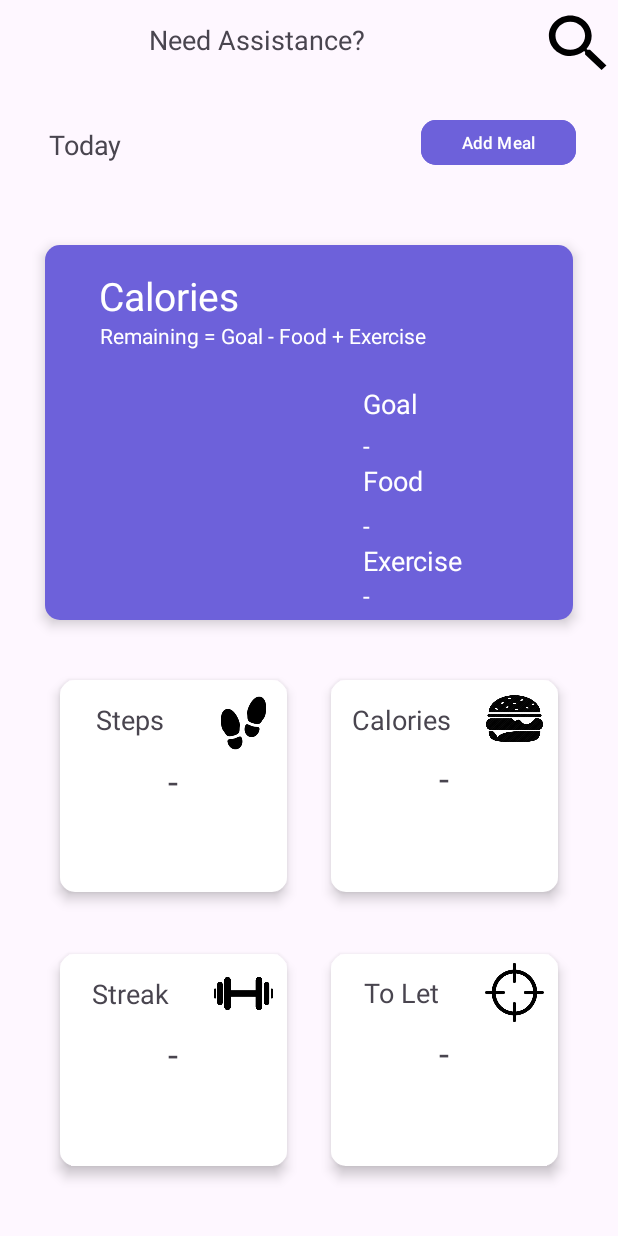
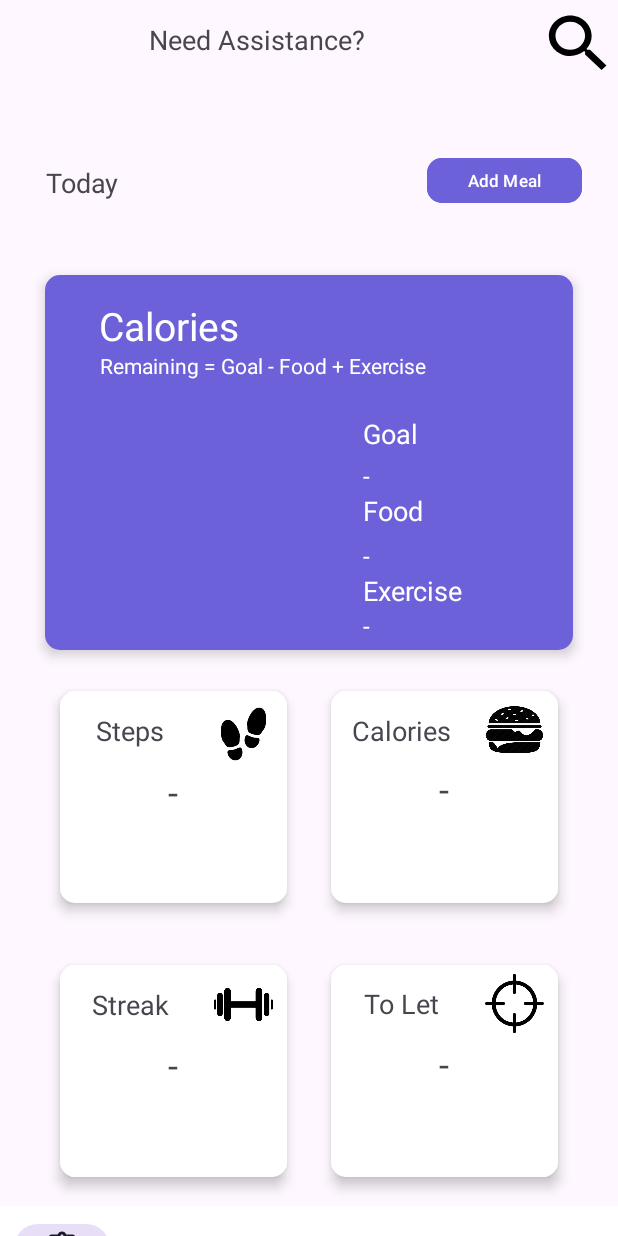
Before and after one commit to JarrydHarker/Limitless-public, an Android app built with Jetpack Compose: the Diet_Activity screen opened directly, with no data from a screen before it, on a phone screen of 412 x 824 dp. Run offline under Robolectric (Android 15) with nearby library versions, the phone set to English and light mode, and no system bars.

Commit message:
fixed styling errors

```diff
--- a/app/src/main/res/layout/activity_diet.xml
+++ b/app/src/main/res/layout/activity_diet.xml
@@ -7,24 +7,35 @@
     android:layout_height="match_parent"
     tools:context=".Diet_Activity">
 
-    <TextView
-        android:id="@+id/textView6"
-        android:layout_width="wrap_content"
-        android:layout_height="wrap_content"
-        android:layout_marginTop="84dp"
-        android:text="Today"
-        android:textSize="18sp"
-        app:layout_constraintEnd_toStartOf="@+id/btnaddmealpage"
-        app:layout_constraintHorizontal_bias="0.142"
+    <ScrollView
+        android:layout_width="412dp"
+        android:layout_height="0dp"
+        app:layout_constraintBottom_toBottomOf="parent"
+        app:layout_constraintEnd_toEndOf="parent"
         app:layout_constraintStart_toStartOf="parent"
-        app:layout_constraintTop_toTopOf="parent" />
+        app:layout_constraintTop_toTopOf="parent">
+
+        <LinearLayout
+            android:layout_width="match_parent"
+            android:layout_height="match_parent"
+            android:orientation="vertical">
+
+            <androidx.fragment.app.FragmentContainerView
+                android:id="@+id/fragmentContainerView6"
+                android:name="com.example.limitless.ai"
+                android:layout_width="match_parent"
+                android:layout_height="73dp" />
+
+            <androidx.constraintlayout.widget.ConstraintLayout
+                android:layout_width="match_parent"
+                android:layout_height="88dp">
 
                 <Button
                     android:id="@+id/btnaddmealpage"
                     android:layout_width="103dp"
                     android:layout_height="38dp"
-        android:layout_marginTop="76dp"
-        android:layout_marginEnd="28dp"
+                    android:layout_marginTop="28dp"
+                    android:layout_marginEnd="24dp"
                     android:backgroundTint="#6D61DA"
                     android:text="Add Meal"
                     android:textSize="11sp"
@@ -32,32 +43,43 @@
                     app:layout_constraintEnd_toEndOf="parent"
                     app:layout_constraintTop_toTopOf="parent" />
 
-    <ScrollView
-        android:layout_width="412dp"
-        android:layout_height="700dp"
-        android:layout_marginTop="140dp"
-        app:layout_constraintEnd_toEndOf="parent"
+                <TextView
+                    android:id="@+id/textView6"
+                    android:layout_width="wrap_content"
+                    android:layout_height="wrap_content"
+                    android:layout_marginTop="36dp"
+                    android:text="Today"
+                    android:textSize="18sp"
+                    app:layout_constraintEnd_toStartOf="@+id/btnaddmealpage"
+                    app:layout_constraintHorizontal_bias="0.13"
                     app:layout_constraintStart_toStartOf="parent"
-        app:layout_constraintTop_toTopOf="parent">
+                    app:layout_constraintTop_toTopOf="parent" />
+
+            </androidx.constraintlayout.widget.ConstraintLayout>
 
             <androidx.fragment.app.FragmentContainerView
                 android:id="@+id/fragmentContainerView4"
                 android:name="com.example.limitless.DietsStats_Fragment"
                 android:layout_width="match_parent"
-            android:layout_height="match_parent" />
+                android:layout_height="653dp" />
+        </LinearLayout>
     </ScrollView>
 
-    <androidx.fragment.app.FragmentContainerView
-        android:id="@+id/fragmentContainerView6"
-        android:name="com.example.limitless.ai"
-        android:layout_width="0dp"
-        android:layout_height="73dp"
+    <com.google.android.material.bottomnavigation.BottomNavigationView
+        android:id="@+id/NavBar"
+        android:layout_width="wrap_content"
+        android:layout_height="wrap_content"
+        android:layout_gravity="bottom"
+        android:layout_marginBottom="-60dp"
+        android:background="@color/white"
         app:layout_constraintBottom_toBottomOf="parent"
         app:layout_constraintEnd_toEndOf="parent"
         app:layout_constraintHorizontal_bias="0.0"
         app:layout_constraintStart_toStartOf="parent"
-        app:layout_constraintTop_toTopOf="parent"
-        app:layout_constraintVertical_bias="0.0" />
+        app:menu="@menu/menu"
+        app:navigationIconTint="#FFDA1616">
+
+    </com.google.android.material.bottomnavigation.BottomNavigationView>
 
 
 </androidx.constraintlayout.widget.ConstraintLayout>
--- a/app/src/main/res/layout/activity_exercise.xml
+++ b/app/src/main/res/layout/activity_exercise.xml
@@ -6,16 +6,6 @@
     android:layout_width="match_parent"
     android:layout_height="match_parent"
     tools:context=".Exercise_Activity">
-
-    <androidx.fragment.app.FragmentContainerView
-        android:id="@+id/fragmentContainerView7"
-        android:name="com.example.limitless.ai"
-        android:layout_width="0dp"
-        android:layout_height="73dp"
-        app:layout_constraintBottom_toBottomOf="parent"
-        app:layout_constraintEnd_toEndOf="parent"
-        app:layout_constraintStart_toStartOf="parent"
-        app:layout_constraintTop_toTopOf="parent" />
 
     <ScrollView
         android:id="@+id/scrollView2"
@@ -34,10 +24,16 @@
             android:orientation="vertical">
 
             <androidx.fragment.app.FragmentContainerView
+                android:id="@+id/fragmentContainerView7"
+                android:name="com.example.limitless.ai"
+                android:layout_width="match_parent"
+                android:layout_height="73dp" />
+
+            <androidx.fragment.app.FragmentContainerView
                 android:id="@+id/fragmentContainerView2"
                 android:name="com.example.limitless.Exercises_Fragment"
                 android:layout_width="match_parent"
-                android:layout_height="match_parent" />
+                android:layout_height="666dp" />
 
         </LinearLayout>
     </ScrollView>
--- a/app/src/main/res/layout/activity_report.xml
+++ b/app/src/main/res/layout/activity_report.xml
@@ -24,7 +24,7 @@
             <androidx.fragment.app.FragmentContainerView
                 android:id="@+id/fragmentContainerView8"
                 android:name="com.example.limitless.ai"
-                android:layout_width="0dp"
+                android:layout_width="match_parent"
                 android:layout_height="73dp" />
 
             <androidx.fragment.app.FragmentContainerView
```
Lines whose indentation alone changed are shown as unchanged.
